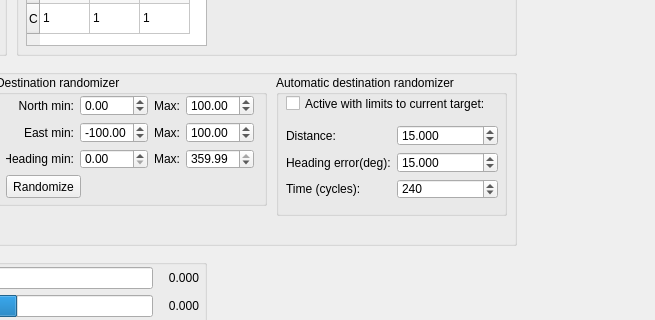
The window that mainwindow.ui (GNSS-Stylist/SimFerryController) describes before a commit, drawn with Qt 5; both pictures show x 194 to 849 and y 315 to 635 of the 849 by 718 pixel window.
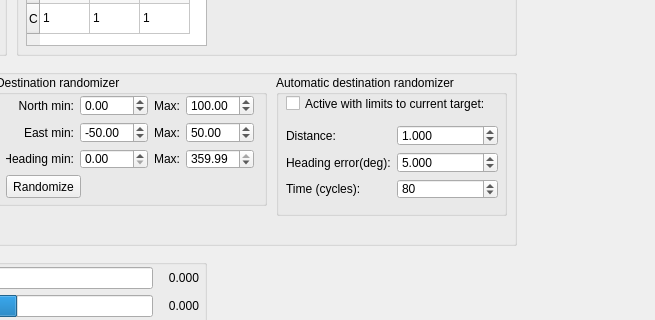
The same window after the commit.

```diff
--- a/mainwindow.ui
+++ b/mainwindow.ui
@@ -382,7 +382,7 @@
           <double>1000.000000000000000</double>
          </property>
          <property name="value">
-          <double>-100.000000000000000</double>
+          <double>-50.000000000000000</double>
          </property>
         </widget>
        </item>
@@ -405,7 +405,7 @@
           <double>1000.000000000000000</double>
          </property>
          <property name="value">
-          <double>100.000000000000000</double>
+          <double>50.000000000000000</double>
          </property>
         </widget>
        </item>
@@ -512,7 +512,7 @@
           <double>1000.000000000000000</double>
          </property>
          <property name="value">
-          <double>15.000000000000000</double>
+          <double>1.000000000000000</double>
          </property>
         </widget>
        </item>
@@ -532,7 +532,7 @@
           <double>1000.000000000000000</double>
          </property>
          <property name="value">
-          <double>15.000000000000000</double>
+          <double>5.000000000000000</double>
          </property>
         </widget>
        </item>
@@ -549,7 +549,7 @@
           <number>2000000000</number>
          </property>
          <property name="value">
-          <number>240</number>
+          <number>80</number>
          </property>
         </widget>
        </item>
```
Left out of the diff: 2 changed lines with no effect on the pictures.
